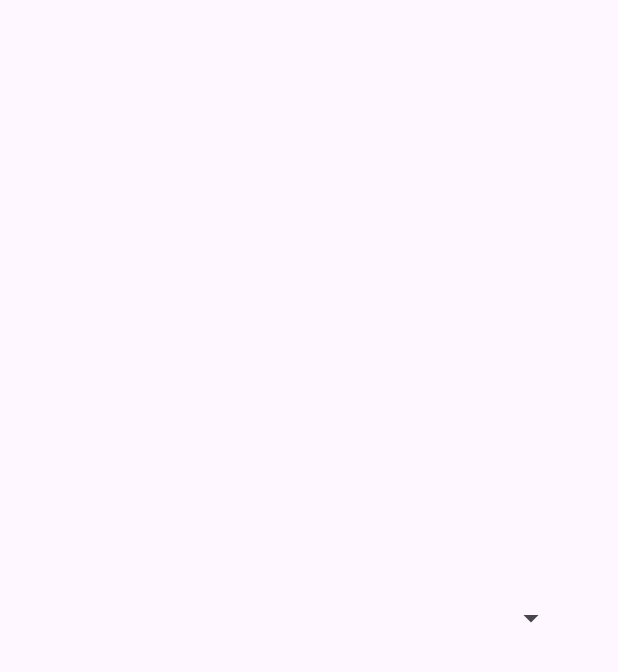
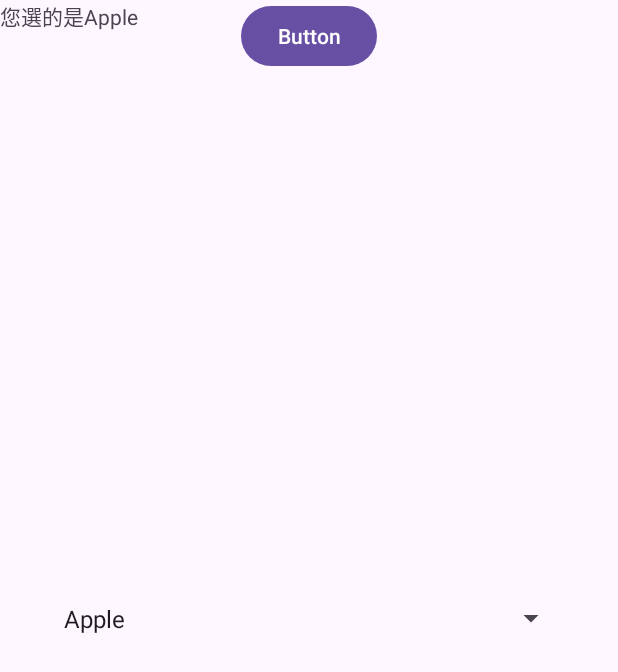
Before and after one commit to Roberthsuan/Advancedwidget, an Android app: the screen it shows after launch (MainActivity), on a phone screen of 412 x 824 dp. Before the commit the part shown is almost empty. Shown: the top 672 px of the screen. Run offline under Robolectric (Android 15) with nearby library versions, the phone set to English and light mode, and no system bars.

Commit message:
用個按鈕 透過spinner的getselectitemposition()的方法取得使用者選項index,將結果顯示在textview,實作onItemSelected

```diff
--- a/Spinner/app/src/main/java/com/example/spinner/MainActivity.java
+++ b/Spinner/app/src/main/java/com/example/spinner/MainActivity.java
@@ -1,6 +1,10 @@
 package com.example.spinner;
 
 import android.os.Bundle;
+import android.view.View;
+import android.widget.AdapterView;
+import android.widget.Spinner;
+import android.widget.TextView;
 
 import androidx.activity.EdgeToEdge;
 import androidx.appcompat.app.AppCompatActivity;
@@ -8,7 +12,7 @@ import androidx.core.graphics.Insets;
 import androidx.core.view.ViewCompat;
 import androidx.core.view.WindowInsetsCompat;
 
-public class MainActivity extends AppCompatActivity {
+public class MainActivity extends AppCompatActivity implements AdapterView.OnItemSelectedListener {
 
     @Override
     protected void onCreate(Bundle savedInstanceState) {
@@ -20,5 +24,30 @@ public class MainActivity extends AppCompatActivity {
             v.setPadding(systemBars.left, systemBars.top, systemBars.right, systemBars.bottom);
             return insets;
         });
+
+        Spinner spinner=(Spinner) findViewById(R.id.spinner);
+        spinner.setOnItemSelectedListener(this);
+    }
+    public void buttonClick(View view){
+        Spinner spinner=(Spinner) findViewById(R.id.spinner);
+
+        String[] fruit=getResources().getStringArray(R.array.fruit);
+        int index = spinner.getSelectedItemPosition();
+
+        TextView result =(TextView) findViewById(R.id.tv_result);
+        result.setText("您選的是"+fruit[index]);
+    }
+
+    @Override
+    public void onItemSelected(AdapterView<?> adapterView, View view, int i, long l) {
+        String[] fruit=getResources().getStringArray(R.array.fruit);
+
+        TextView result =(TextView) findViewById(R.id.tv_result);
+        result.setText("您選的是"+fruit[i]);
+    }
+
+    @Override
+    public void onNothingSelected(AdapterView<?> adapterView) {
+
     }
 }
--- a/Spinner/app/src/main/res/layout/activity_main.xml
+++ b/Spinner/app/src/main/res/layout/activity_main.xml
@@ -11,8 +11,27 @@
         android:id="@+id/spinner"
         android:layout_width="343dp"
         android:layout_height="31dp"
+        android:entries="@array/fruit"
+        android:spinnerMode="dialog"
         app:layout_constraintBottom_toBottomOf="parent"
         app:layout_constraintEnd_toEndOf="parent"
         app:layout_constraintStart_toStartOf="parent"
         app:layout_constraintTop_toTopOf="parent" />
+
+    <TextView
+        android:id="@+id/tv_result"
+        android:layout_width="wrap_content"
+        android:layout_height="wrap_content"
+        android:text="TextView"
+        tools:layout_editor_absoluteX="165dp"
+        tools:layout_editor_absoluteY="255dp" />
+
+    <Button
+        android:id="@+id/button"
+        android:layout_width="wrap_content"
+        android:layout_height="wrap_content"
+        android:text="Button"
+        app:layout_constraintEnd_toEndOf="parent"
+        app:layout_constraintStart_toStartOf="parent"
+        tools:layout_editor_absoluteY="520dp" />
 </androidx.constraintlayout.widget.ConstraintLayout>
--- a/Spinner/app/src/main/res/values/strings.xml
+++ b/Spinner/app/src/main/res/values/strings.xml
@@ -1,3 +1,8 @@
 <resources>
     <string name="app_name">Spinner</string>
+    <string-array name="fruit">
+        <item>Apple</item>
+        <item>Orange</item>
+        <item>Banana</item>
+    </string-array>
 </resources>
```
